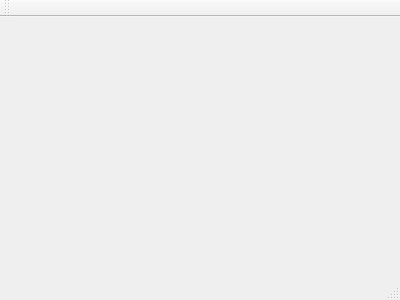
Before: the Qt Designer form AutoPosting-app/mainwindow.ui in BFH-E3d/AutoPosting, drawn with Qt 5.
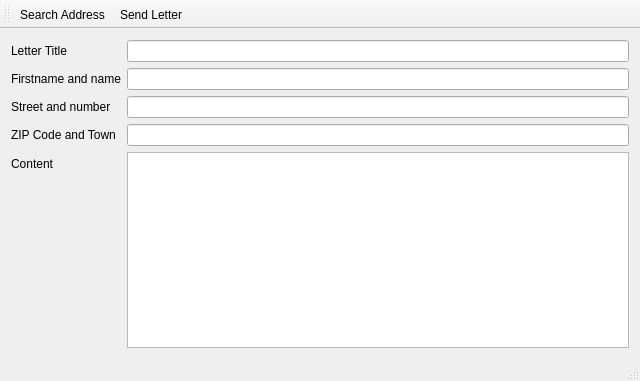
After: the same form once the commit is applied. Icons and pictures are not drawn.

```diff
--- a/AutoPosting-app/mainwindow.ui
+++ b/AutoPosting-app/mainwindow.ui
@@ -1,24 +1,123 @@
 <ui version="4.0">
  <class>MainWindow</class>
- <widget class="QMainWindow" name="MainWindow" >
-  <property name="geometry" >
+ <widget class="QMainWindow" name="MainWindow">
+  <property name="geometry">
    <rect>
     <x>0</x>
     <y>0</y>
-    <width>400</width>
-    <height>300</height>
+    <width>640</width>
+    <height>381</height>
    </rect>
   </property>
   <property name="windowTitle" >
    <string>MainWindow</string>
   </property>
-  <widget class="QMenuBar" name="menuBar" />
-  <widget class="QToolBar" name="mainToolBar" />
-  <widget class="QWidget" name="centralWidget" />
-  <widget class="QStatusBar" name="statusBar" />
+  <property name="toolButtonStyle">
+   <enum>Qt::ToolButtonTextUnderIcon</enum>
+  </property>
+  <widget class="QWidget" name="centralWidget">
+   <layout class="QFormLayout" name="formLayout">
+    <item row="0" column="0">
+     <widget class="QLabel" name="label_2">
+      <property name="text">
+       <string>Letter Title</string>
+      </property>
+     </widget>
+    </item>
+    <item row="0" column="1">
+     <widget class="QLineEdit" name="title"/>
+    </item>
+    <item row="1" column="0">
+     <widget class="QLabel" name="label_3">
+      <property name="text">
+       <string>Firstname and name</string>
+      </property>
+     </widget>
+    </item>
+    <item row="1" column="1">
+     <widget class="QLineEdit" name="name"/>
+    </item>
+    <item row="2" column="0">
+     <widget class="QLabel" name="Street">
+      <property name="text">
+       <string>Street and number</string>
+      </property>
+     </widget>
+    </item>
+    <item row="2" column="1">
+     <widget class="QLineEdit" name="street"/>
+    </item>
+    <item row="3" column="0">
+     <widget class="QLabel" name="label_4">
+      <property name="text">
+       <string>ZIP Code and Town</string>
+      </property>
+     </widget>
+    </item>
+    <item row="3" column="1">
+     <widget class="QLineEdit" name="town"/>
+    </item>
+    <item row="4" column="0">
+     <widget class="QLabel" name="label_6">
+      <property name="text">
+       <string>Content</string>
+      </property>
+     </widget>
+    </item>
+    <item row="4" column="1">
+     <widget class="QPlainTextEdit" name="content"/>
+    </item>
+   </layout>
+  </widget>
+  <widget class="QMenuBar" name="menuBar">
+   <property name="geometry">
+    <rect>
+     <x>0</x>
+     <y>0</y>
+     <width>640</width>
+     <height>22</height>
+    </rect>
+   </property>
+  </widget>
+  <widget class="QToolBar" name="mainToolBar">
+   <attribute name="toolBarArea">
+    <enum>TopToolBarArea</enum>
+   </attribute>
+   <attribute name="toolBarBreak">
+    <bool>false</bool>
+   </attribute>
+   <addaction name="actionSearch_Address"/>
+   <addaction name="actionSendLetter"/>
+  </widget>
+  <widget class="QStatusBar" name="statusBar"/>
+  <action name="actionSendLetter">
+   <property name="icon">
+    <iconset resource="Images.qrc">
+     <normaloff>:/icons8-send-24.png</normaloff>:/icons8-send-24.png</iconset>
+   </property>
+   <property name="text">
+    <string>Send Letter</string>
+   </property>
+   <property name="toolTip">
+    <string>Send a letter using pingen</string>
+   </property>
+  </action>
+  <action name="actionSearch_Address">
+   <property name="icon">
+    <iconset resource="Images.qrc">
+     <normaloff>:/icons8-find-user-male-24.png</normaloff>:/icons8-find-user-male-24.png</iconset>
+   </property>
+   <property name="text">
+    <string>Search Address</string>
+   </property>
+   <property name="toolTip">
+    <string>Search an address using TelSearch</string>
+   </property>
+  </action>
  </widget>
- <layoutDefault spacing="6" margin="11" />
- <pixmapfunction></pixmapfunction>
- <resources/>
+ <layoutdefault spacing="6" margin="11"/>
+ <resources>
+  <include location="Images.qrc"/>
+ </resources>
  <connections/>
 </ui>
```
Left out of the diff: 3 changed lines with no effect on the pictures.
